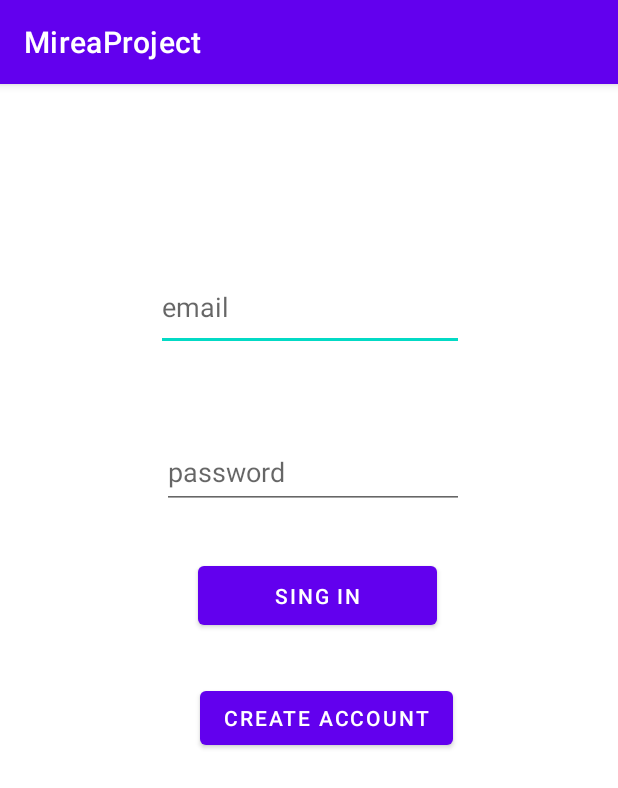
After one commit to kurbanbanana/MireaProject, an Android app: the fragment FirebaseFragment shown on its own in the app's theme, on a phone screen of 412 x 824 dp. The commit adds this screen. Shown: the top 788 px of the screen. Run offline under Robolectric (Android 15) with nearby library versions, the light colour scheme and no system bars; our stand-ins replace Firebase (no records; nobody signed in at launch, a user with empty details on screens opened directly); 1 statement that could not run was skipped.

Commit message:
MireaProject

```diff
--- /dev/null
+++ b/app/src/main/java/ru/mirea/kurbanovaad/mireaproject/FirebaseFragment.java
@@ -0,0 +1,156 @@
+package ru.mirea.kurbanovaad.mireaproject;
+
+import android.content.Intent;
+import android.os.Bundle;
+import android.util.Log;
+import android.view.LayoutInflater;
+import android.view.View;
+import android.view.ViewGroup;
+import android.widget.Toast;
+
+import androidx.annotation.NonNull;
+import androidx.annotation.Nullable;
+import androidx.fragment.app.Fragment;
+
+import com.google.android.gms.tasks.OnCompleteListener;
+import com.google.android.gms.tasks.Task;
+import com.google.firebase.auth.AuthResult;
+import com.google.firebase.auth.FirebaseAuth;
+import com.google.firebase.auth.FirebaseUser;
+import ru.mirea.kurbanovaad.mireaproject.databinding.FragmentFirebaseBinding;
+
+public class FirebaseFragment extends Fragment {
+    private static final String TAG = FirebaseFragment.class.getSimpleName();
+    private FragmentFirebaseBinding binding;
+    private FirebaseAuth mAuth;
+
+    private String userState;
+
+    @Nullable
+    @Override
+    public View onCreateView(@NonNull LayoutInflater inflater, @Nullable ViewGroup container, @Nullable Bundle savedInstanceState) {
+        binding = FragmentFirebaseBinding.inflate(inflater, container, false);
+        return binding.getRoot();
+    }
+
+    @Override
+    public void onViewCreated(@NonNull View view, @Nullable Bundle savedInstanceState) {
+        super.onViewCreated(view, savedInstanceState);
+
+        binding.Button2.setOnClickListener(new View.OnClickListener() {
+            @Override
+            public void onClick(View v) {
+                String email = binding.email.getText().toString();
+                String password = binding.password.getText().toString();
+                createAccount(email, password);
+            }
+        });
+
+        binding.Button.setOnClickListener(new View.OnClickListener() {
+            @Override
+            public void onClick(View v) {
+                String email = binding.email.getText().toString();
+                String password = binding.password.getText().toString();
+                signIn(email, password);
+            }
+        });
+
+        mAuth = FirebaseAuth.getInstance();
+
+        if (getArguments() != null) {
+            userState = getArguments().getString("userState");
+        }
+
+        // Check if the user is signed in (non-null) and update UI accordingly.
+        FirebaseUser currentUser = mAuth.getCurrentUser();
+        updateUI(currentUser);
+    }
+
+    @Override
+    public void onStart() {
+        super.onStart();
+        FirebaseUser currentUser = mAuth.getCurrentUser();
+        updateUI(currentUser);
+    }
+
+    private void updateUI(FirebaseUser user) {
+        if (userState != null && userState.equals("signedOut")) {
+            user = null;
+            userState = null;
+        }
+        if (user != null) {
+            // Navigate to MainActivity or another fragment
+            Intent intent = new Intent(getActivity(), MainActivity.class);
+            startActivity(intent);
+            getActivity().finish();  // Закрываем текущую активность, чтобы пользователь не вернулся назад к экрану авторизации
+        } else {
+            binding.email.setVisibility(View.VISIBLE);
+            binding.password.setVisibility(View.VISIBLE);
+            binding.Button.setVisibility(View.VISIBLE);
+            binding.Button2.setVisibility(View.VISIBLE);
+        }
+    }
+
+    private void createAccount(String email, String password) {
+        Log.d(TAG, "createAccount:" + email);
+        if (!validateForm()) {
+            return;
+        }
+        mAuth.createUserWithEmailAndPassword(email, password)
+                .addOnCompleteListener(getActivity(), new OnCompleteListener<AuthResult>() {
+                    @Override
+                    public void onComplete(@NonNull Task<AuthResult> task) {
+                        if (task.isSuccessful()) {
+                            Log.d(TAG, "createUserWithEmail:success");
+                            FirebaseUser user = mAuth.getCurrentUser();
+                            updateUI(user);
+                        } else {
+                            Log.w(TAG, "createUserWithEmail:failure", task.getException());
+                            Toast.makeText(getActivity(), "Authentication failed.", Toast.LENGTH_SHORT).show();
+                            updateUI(null);
+                        }
+                    }
+                });
+    }
+
+    private void signIn(String email, String password) {
+        Log.d(TAG, "signIn:" + email);
+        mAuth.signInWithEmailAndPassword(email, password)
+                .addOnCompleteListener(getActivity(), new OnCompleteListener<AuthResult>() {
+                    @Override
+                    public void onComplete(@NonNull Task<AuthResult> task) {
+                        if (task.isSuccessful()) {
+                            Log.d(TAG, "signInWithEmail:success");
+                            FirebaseUser user = mAuth.getCurrentUser();
+                            updateUI(user);
+                        } else {
+                            Log.w(TAG, "signInWithEmail:failure", task.getException());
+                            Toast.makeText(getActivity(), "Authentication failed.", Toast.LENGTH_SHORT).show();
+                            updateUI(null);
+                        }
+                    }
+                });
+    }
+
+    private boolean validateForm() {
+        boolean valid = true;
+
+        String email = binding.email.getText().toString();
+        if (email.isEmpty()) {
+            binding.email.setError("Required.");
+            valid = false;
+        } else {
+            binding.email.setError(null);
+        }
+
+        String password = binding.password.getText().toString();
+        if (password.isEmpty()) {
+            binding.password.setError("Required.");
+            valid = false;
+        } else {
+            binding.password.setError(null);
+        }
+
+        return valid;
+    }
+}
--- a/app/src/main/res/layout/fragment_data.xml
+++ b/app/src/main/res/layout/fragment_data.xml
@@ -9,7 +9,7 @@
     android:padding="16dp">
 
     <TextView
-        android:id="@+id/textView3"
+        android:id="@+id/textView5"
         android:layout_width="match_parent"
         android:layout_height="wrap_content"
         android:text="Makaroff Optics -"
--- /dev/null
+++ b/app/src/main/res/layout/fragment_firebase.xml
@@ -0,0 +1,65 @@
+<?xml version="1.0" encoding="utf-8"?>
+<FrameLayout xmlns:android="http://schemas.android.com/apk/res/android"
+    xmlns:app="http://schemas.android.com/apk/res-auto"
+    xmlns:tools="http://schemas.android.com/tools"
+    android:layout_width="match_parent"
+    android:layout_height="match_parent"
+    tools:context=".FirebaseFragment">
+
+    <androidx.constraintlayout.widget.ConstraintLayout
+        android:layout_width="match_parent"
+        android:layout_height="match_parent">
+
+
+        <Button
+            android:id="@+id/Button2"
+            android:layout_width="wrap_content"
+            android:layout_height="wrap_content"
+            android:layout_marginTop="32dp"
+            android:text="Create account"
+            app:layout_constraintEnd_toEndOf="parent"
+            app:layout_constraintHorizontal_bias="0.547"
+            app:layout_constraintStart_toStartOf="parent"
+            app:layout_constraintTop_toBottomOf="@+id/Button" />
+
+        <Button
+            android:id="@+id/Button"
+            android:layout_width="159dp"
+            android:layout_height="51dp"
+            android:layout_marginTop="32dp"
+            android:text="Sing in"
+            app:layout_constraintEnd_toEndOf="parent"
+            app:layout_constraintHorizontal_bias="0.523"
+            app:layout_constraintStart_toStartOf="parent"
+            app:layout_constraintTop_toBottomOf="@+id/password" />
+
+        <EditText
+            android:id="@+id/email"
+            android:layout_width="205dp"
+            android:layout_height="58dp"
+            android:layout_marginStart="104dp"
+            android:layout_marginTop="120dp"
+            android:layout_marginEnd="103dp"
+            android:ems="10"
+            android:hint="email"
+            android:inputType="text"
+            app:layout_constraintEnd_toEndOf="parent"
+            app:layout_constraintHorizontal_bias="0.0"
+            app:layout_constraintStart_toStartOf="parent"
+            app:layout_constraintTop_toTopOf="parent" />
+
+        <EditText
+            android:id="@+id/password"
+            android:layout_width="201dp"
+            android:layout_height="49dp"
+            android:layout_marginTop="56dp"
+            android:ems="10"
+            android:hint="password"
+            android:inputType="text"
+            app:layout_constraintEnd_toEndOf="parent"
+            app:layout_constraintHorizontal_bias="0.514"
+            app:layout_constraintStart_toStartOf="parent"
+            app:layout_constraintTop_toBottomOf="@+id/email" />
+    </androidx.constraintlayout.widget.ConstraintLayout>
+
+</FrameLayout>
--- a/build.gradle.kts
+++ b/build.gradle.kts
@@ -1,3 +1,8 @@
+buildscript {
+    dependencies {
+        classpath("com.google.gms:google-services:4.4.1")
+    }
+}
 // Top-level build file where you can add configuration options common to all sub-projects/modules.
 plugins {
     id("com.android.application") version "8.2.2" apply false
```
Also changed, not shown: app/src/main/java/ru/mirea/kurbanovaad/mireaproject/Establishments.java (added, +169 -0 lines), app/src/main/java/ru/mirea/kurbanovaad/mireaproject/FirebaseActivity.java (added, +19 -0 lines), app/src/main/java/ru/mirea/kurbanovaad/mireaproject/InfoFragment.java (added, +164 -0 lines), app/src/main/res/layout/activity_firebase.xml (added, +13 -0 lines), app/src/main/res/layout/fragment_establishments.xml (added, +27 -0 lines), app/src/main/res/layout/fragment_info.xml (added, +80 -0 lines), app/src/main/res/values/strings.xml (+18 -0 lines).
